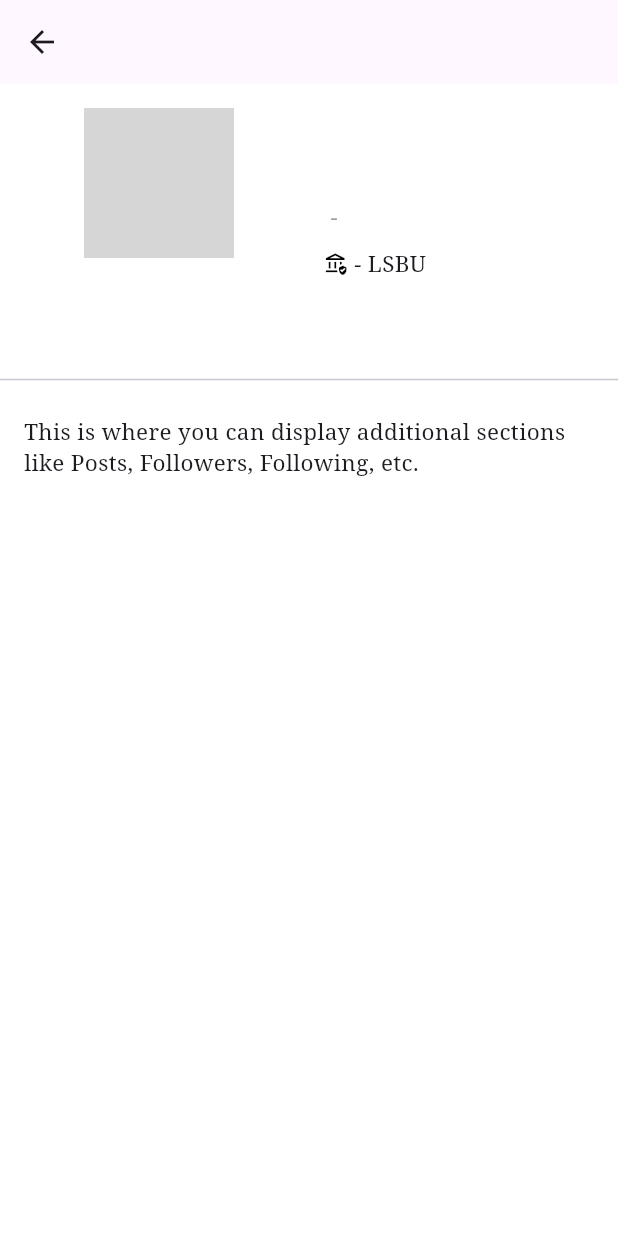
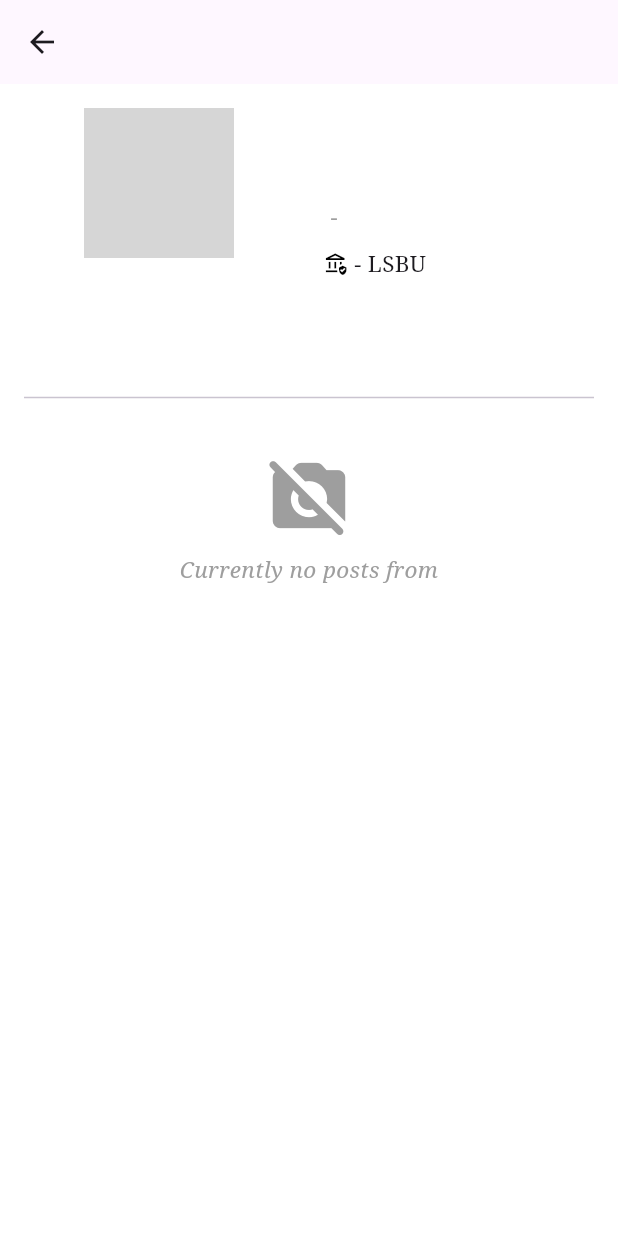
Before and after one commit to Safo-Samson/UniConnect, a Flutter app: the UserProfilePage screen opened directly with empty values, on a phone screen of 412 x 824 dp. Run offline on Flutter 3.47's test engine with Material 3 defaults, Android fonts, the light colour scheme and no system bars; our stand-ins replace awesome_notifications, cloud_firestore, firebase_auth, firebase_core, firebase_messaging, flutter_local_notifications and 1 more; accounts and stored records are empty; network calls fail; grey boxes are pictures that could not be loaded.

Commit message:
editted profiles to say no post from the user

```diff
--- a/lib/widgets/user_profile_page.dart
+++ b/lib/widgets/user_profile_page.dart
@@ -1,3 +1,5 @@
+// ignore_for_file: library_private_types_in_public_api
+
 import 'package:flutter/material.dart';
 import 'package:uniconnect/utils/Brand/brand_colours.dart';
 import 'package:uniconnect/utils/Brand/brand_fonts.dart';
@@ -10,7 +12,6 @@ class UserProfilePage extends StatefulWidget {
   const UserProfilePage({Key? key, required this.user}) : super(key: key);
 
   @override
-  // ignore: library_private_types_in_public_api
   _UserProfilePageState createState() => _UserProfilePageState();
 }
 
@@ -143,22 +144,52 @@ class _UserProfilePageState extends State<UserProfilePage> {
                 child: Text(widget.user.bio!),
               ),
             // Divider
-            const Divider(),
-            // Additional Sections (Posts, Followers, Following, etc.)
-            // You can customize this section based on the specific requirements
-            // For simplicity, let's just display a text for now
-            const Padding(
-              padding: EdgeInsets.all(16.0),
-              child: Text(
-                'This is where you can display additional sections like Posts, Followers, Following, etc.',
-                style: TextStyle(
-                  fontSize: BrandFonts.regularText,
+            const Divider(
+              height: 40,
+              thickness: 1,
+              indent: 16,
+              endIndent: 16,
+            ),
+
+            // Check if the user has any posts
+            if (hasPosts()) ...[
+              // If the user has posts, display them here
+              // TODO: Add code to display posts
+            ] else
+              // If the user has no posts, display a message
+              Padding(
+                padding: const EdgeInsets.all(16.0),
+                child: Column(
+                  mainAxisAlignment: MainAxisAlignment.center,
+                  children: [
+                    Icon(
+                      Icons.no_photography_rounded,
+                      size: 58,
+                      color: BrandColor.grey,
+                    ),
+                    verticalSpace(10),
+                    Text(
+                      'Currently no posts from ${widget.user.username}',
+                      textAlign: TextAlign.center,
+                      style: TextStyle(
+                        fontSize: BrandFonts.regularText,
+                        fontStyle: FontStyle.italic,
+                        color: BrandColor.grey,
+                      ),
+                    ),
+                  ],
                 ),
               ),
-            ),
           ],
         ),
       ),
     );
   }
+
+  // Function to check if the user has any posts
+  bool hasPosts() {
+    // TODO: Implement logic to check if the user has any posts
+
+    return false;
+  }
 }
```
